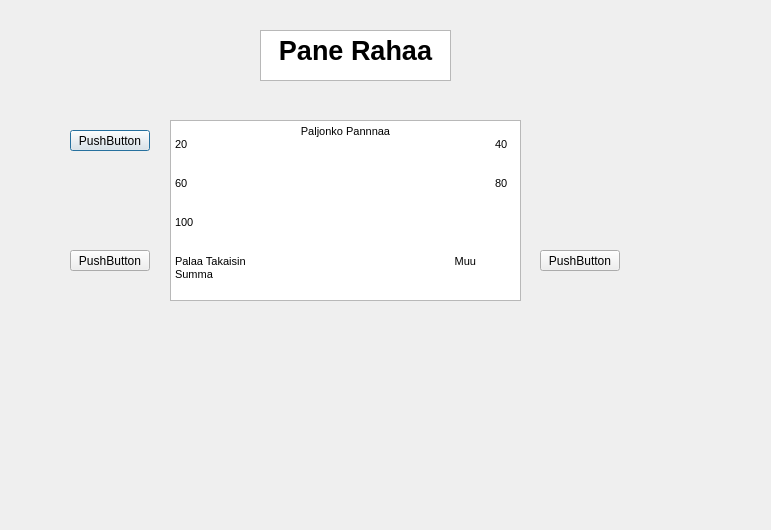
The window that bankautomat/pano.ui (tvt21kmo-bank-project/group_6) describes before a commit, drawn with Qt 5.
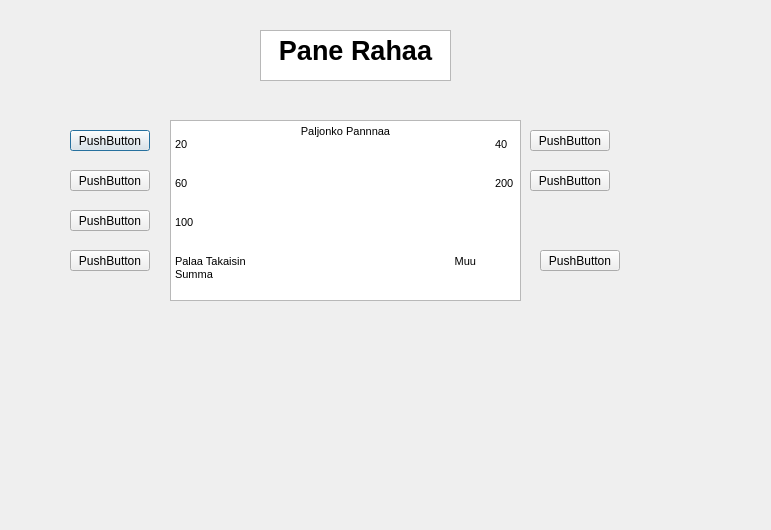
The same window after the commit.

```diff
--- a/bankautomat/pano.ui
+++ b/bankautomat/pano.ui
@@ -31,7 +31,7 @@
 &lt;p style=&quot; margin-top:0px; margin-bottom:0px; margin-left:0px; margin-right:0px; -qt-block-indent:0; text-indent:0px;&quot;&gt;20				40&lt;/p&gt;
 &lt;p style=&quot;-qt-paragraph-type:empty; margin-top:0px; margin-bottom:0px; margin-left:0px; margin-right:0px; -qt-block-indent:0; text-indent:0px;&quot;&gt;&lt;br /&gt;&lt;/p&gt;
 &lt;p style=&quot;-qt-paragraph-type:empty; margin-top:0px; margin-bottom:0px; margin-left:0px; margin-right:0px; -qt-block-indent:0; text-indent:0px;&quot;&gt;&lt;br /&gt;&lt;/p&gt;
-&lt;p style=&quot; margin-top:0px; margin-bottom:0px; margin-left:0px; margin-right:0px; -qt-block-indent:0; text-indent:0px;&quot;&gt;60				80&lt;/p&gt;
+&lt;p style=&quot; margin-top:0px; margin-bottom:0px; margin-left:0px; margin-right:0px; -qt-block-indent:0; text-indent:0px;&quot;&gt;60				200&lt;/p&gt;
 &lt;p style=&quot;-qt-paragraph-type:empty; margin-top:0px; margin-bottom:0px; margin-left:0px; margin-right:0px; -qt-block-indent:0; text-indent:0px;&quot;&gt;&lt;br /&gt;&lt;/p&gt;
 &lt;p style=&quot;-qt-paragraph-type:empty; margin-top:0px; margin-bottom:0px; margin-left:0px; margin-right:0px; -qt-block-indent:0; text-indent:0px;&quot;&gt;&lt;br /&gt;&lt;/p&gt;
 &lt;p style=&quot; margin-top:0px; margin-bottom:0px; margin-left:0px; margin-right:0px; -qt-block-indent:0; text-indent:0px;&quot;&gt;100			          &lt;/p&gt;
@@ -116,6 +116,58 @@
     <string>PushButton</string>
    </property>
   </widget>
+  <widget class="QPushButton" name="pushButtonKuuskymppia">
+   <property name="geometry">
+    <rect>
+     <x>70</x>
+     <y>170</y>
+     <width>80</width>
+     <height>21</height>
+    </rect>
+   </property>
+   <property name="text">
+    <string>PushButton</string>
+   </property>
+  </widget>
+  <widget class="QPushButton" name="pushButtonSatane">
+   <property name="geometry">
+    <rect>
+     <x>70</x>
+     <y>210</y>
+     <width>80</width>
+     <height>21</height>
+    </rect>
+   </property>
+   <property name="text">
+    <string>PushButton</string>
+   </property>
+  </widget>
+  <widget class="QPushButton" name="pushButtonKaksSataa">
+   <property name="geometry">
+    <rect>
+     <x>530</x>
+     <y>170</y>
+     <width>80</width>
+     <height>21</height>
+    </rect>
+   </property>
+   <property name="text">
+    <string>PushButton</string>
+   </property>
+  </widget>
+  <widget class="QPushButton" name="pushButtonNelkyt">
+   <property name="geometry">
+    <rect>
+     <x>530</x>
+     <y>130</y>
+     <width>80</width>
+     <height>21</height>
+    </rect>
+   </property>
+   <property name="text">
+    <string>PushButton</string>
+   </property>
+  </widget>
  </widget>
  <resources/>
  <connections/>
```
